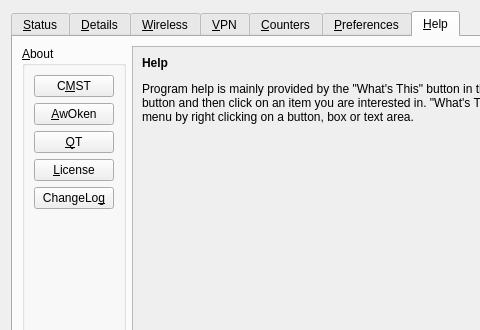
andrew-bibb/cmst, file apps/cmstapp/code/control_box/ui/controlbox.ui: the form before one commit; both pictures show x 0 to 480 and y 0 to 330 of the 689 by 697 pixel window.
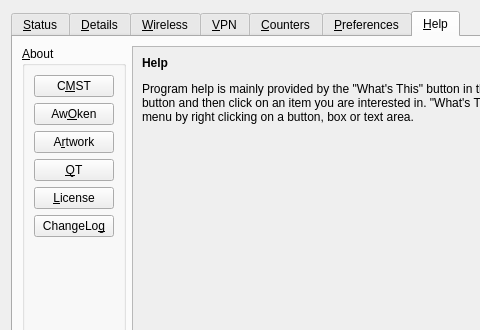
The form after the commit. The open tabs and pages were chosen to show the change.

Patch:
```diff
--- a/apps/cmstapp/code/control_box/ui/controlbox.ui
+++ b/apps/cmstapp/code/control_box/ui/controlbox.ui
@@ -1705,7 +1705,14 @@
              <string>&lt;html&gt;&lt;head/&gt;&lt;body&gt;&lt;p&gt;Display a dialog box containing information about the Icon set used in this program. &lt;/p&gt;&lt;/body&gt;&lt;/html&gt;</string>
             </property>
             <property name="text">
-             <string>&amp;AwOken</string>
+             <string>Aw&amp;Oken</string>
+            </property>
+           </widget>
+          </item>
+          <item>
+           <widget class="QPushButton" name="pushButton_aboutOtherArt">
+            <property name="text">
+             <string>A&amp;rtwork</string>
             </property>
            </widget>
           </item>
```
Left out of the diff: 18 changed lines with no effect on the pictures.
